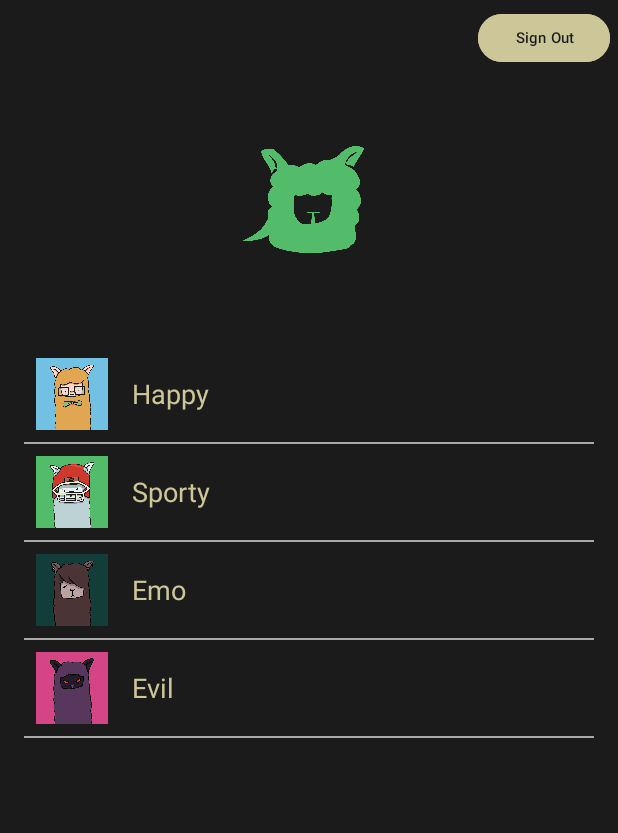
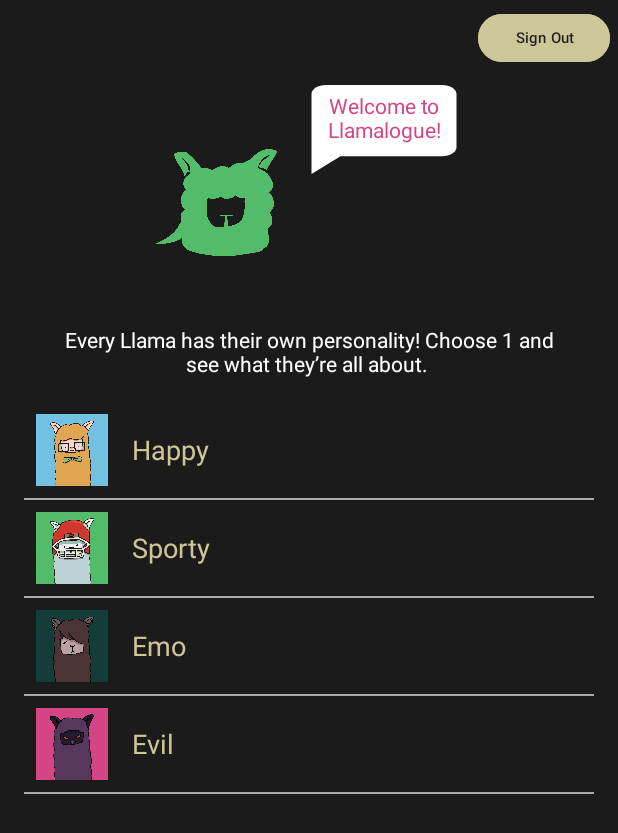
Before and after one commit to bblinder1221/llamalogue-cs407, an Android app: the ProfileActivity screen opened directly, with no data from a screen before it, on a phone screen of 412 x 824 dp. Shown: the top 833 px of the screen. Run offline under Robolectric (Android 15) with nearby library versions, the phone set to English and light mode, and no system bars; our stand-ins replace Firebase (no records; nobody signed in at launch, a user with empty details on screens opened directly); Roboto replaces fonts that are not available here.

Commit message:
Added friendly and welcome text on profile activity

```diff
--- /dev/null
+++ b/app/src/main/res/drawable/welcome_bubble.xml
@@ -0,0 +1,5 @@
+<vector android:height="24dp" android:tint="#FFFFFF"
+    android:viewportHeight="24" android:viewportWidth="24"
+    android:width="24dp" xmlns:android="http://schemas.android.com/apk/res/android">
+    <path android:fillColor="@android:color/white" android:pathData="M20,2H4c-1.1,0 -2,0.9 -2,2v18l4,-4h14c1.1,0 2,-0.9 2,-2V4c0,-1.1 -0.9,-2 -2,-2z"/>
+</vector>
--- a/app/src/main/res/layout/activity_profile.xml
+++ b/app/src/main/res/layout/activity_profile.xml
@@ -21,14 +21,42 @@
         android:textColor="#1b1b1b"
         android:textSize="10dp" />
 
+    <LinearLayout
+        android:layout_width="match_parent"
+        android:layout_height="166dp"
+        android:gravity="center_horizontal|center_vertical"
+        android:orientation="horizontal">
+
         <ImageView
             android:id="@+id/default_image"
             android:layout_width="100sp"
             android:layout_height="100sp"
-        android:layout_gravity="center_horizontal"
+            android:layout_gravity="bottom|center_horizontal"
             android:layout_marginTop="32sp"
             android:layout_marginBottom="32sp"
             app:srcCompat="@drawable/app_icon" />
+
+        <TextView
+            android:id="@+id/textView5"
+            android:layout_width="116dp"
+            android:layout_height="71dp"
+            android:layout_gravity="center|top"
+            android:background="@drawable/welcome_bubble"
+            android:padding="10dp"
+            android:text="Welcome to Llamalogue!"
+            android:textAlignment="center"
+            android:textColor="#d54586" />
+
+    </LinearLayout>
+
+    <TextView
+        android:id="@+id/tutorial_text"
+        android:layout_width="340dp"
+        android:layout_height="wrap_content"
+        android:layout_gravity="center"
+        android:text="Every Llama has their own personality! Choose 1 and see what they’re all about. "
+        android:textAlignment="center"
+        android:textColor="@android:color/white" />
 
     <ListView
         android:id="@+id/listView"
```
Lines whose indentation alone changed are shown as unchanged.
